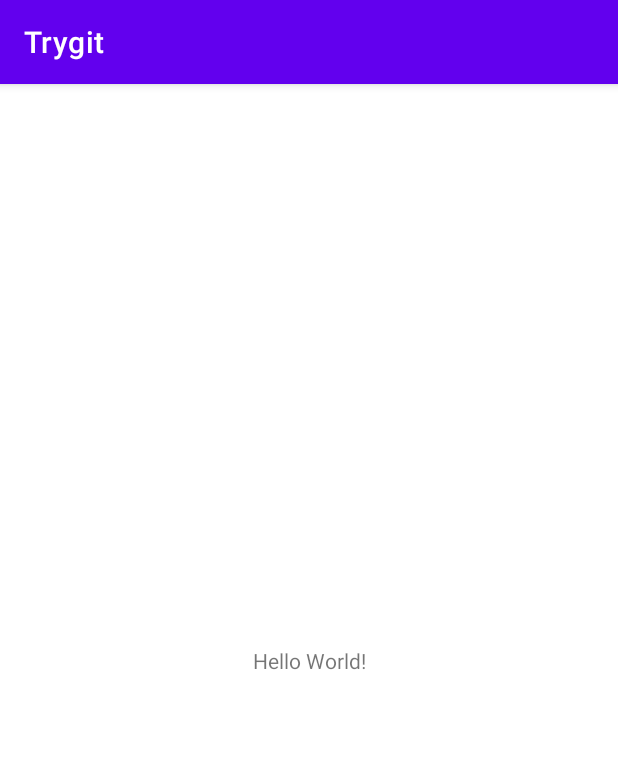
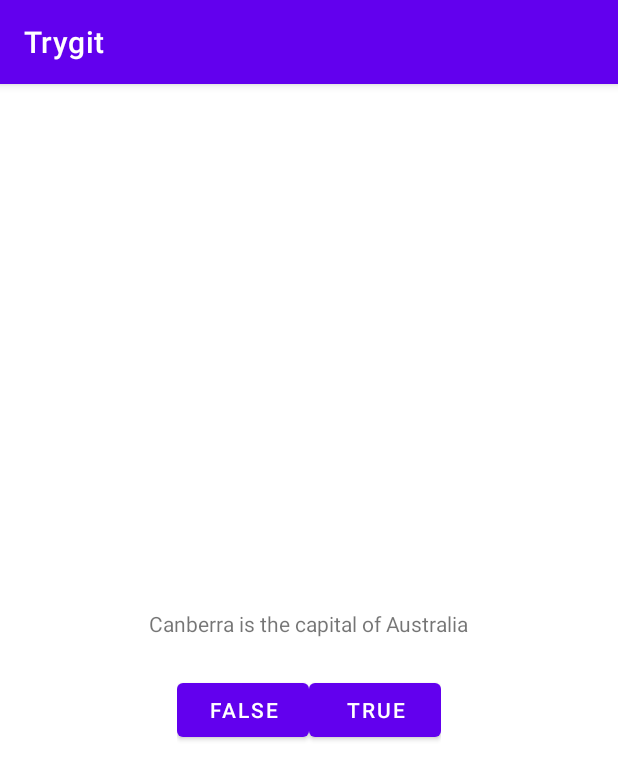
Before and after one commit to Shur-a/firstgit, an Android app: the screen it shows after launch (MainActivity), on a phone screen of 412 x 824 dp. Shown: the top 780 px of the screen. Run offline under Robolectric (Android 15) with nearby library versions, the phone set to English and light mode, and no system bars.

Commit message:
first_part

```diff
--- a/app/src/main/java/com/example/trygit/MainActivity.kt
+++ b/app/src/main/java/com/example/trygit/MainActivity.kt
@@ -2,10 +2,35 @@ package com.example.trygit
 
 import androidx.appcompat.app.AppCompatActivity
 import android.os.Bundle
+import android.view.View
+import android.widget.Button
+import android.widget.Toast
 
 class MainActivity : AppCompatActivity() {
+    private lateinit var trueButton:Button
+    private lateinit var fasleButton:Button
     override fun onCreate(savedInstanceState: Bundle?) {
         super.onCreate(savedInstanceState)
         setContentView(R.layout.activity_main)
+        trueButton = findViewById(R.id.tru)
+        fasleButton = findViewById(R.id.fals)
+        trueButton.setOnClickListener{ view: View ->
+        Toast.makeText(
+            this,
+            R.string.correct_toast,
+            Toast.LENGTH_SHORT).show()
+
+
+        }
+        fasleButton.setOnClickListener { view: View ->
+        Toast.makeText(
+
+            this,
+            R.string.incorrect_toast,
+            Toast.LENGTH_SHORT).show()
+
+
+
+        }
     }
 }
--- a/app/src/main/res/layout/activity_main.xml
+++ b/app/src/main/res/layout/activity_main.xml
@@ -1,18 +1,36 @@
 <?xml version="1.0" encoding="utf-8"?>
-<androidx.constraintlayout.widget.ConstraintLayout xmlns:android="http://schemas.android.com/apk/res/android"
-    xmlns:app="http://schemas.android.com/apk/res-auto"
-    xmlns:tools="http://schemas.android.com/tools"
+<LinearLayout
+    xmlns:android="http://schemas.android.com/apk/res/android"
     android:layout_width="match_parent"
     android:layout_height="match_parent"
-    tools:context=".MainActivity">
+    android:gravity="center"
+    android:orientation="vertical"
+    >
 
     <TextView
         android:layout_width="wrap_content"
         android:layout_height="wrap_content"
-        android:text="Hello World!"
-        app:layout_constraintBottom_toBottomOf="parent"
-        app:layout_constraintLeft_toLeftOf="parent"
-        app:layout_constraintRight_toRightOf="parent"
-        app:layout_constraintTop_toTopOf="parent" />
+        android:text="@string/text1"
+        android:padding="24dp"
+        />
+    <LinearLayout
+        android:layout_width="wrap_content"
+        android:layout_height="wrap_content">
+        <Button
+            android:id="@+id/fals"
+            android:layout_width="wrap_content"
+            android:layout_height="wrap_content"
+            android:text="@string/fals" />
 
-</androidx.constraintlayout.widget.ConstraintLayout>
+        <Button
+            android:id="@+id/tru"
+            android:layout_width="wrap_content"
+            android:layout_height="wrap_content"
+            android:text="@string/tru" />
+
+    </LinearLayout>
+
+
+
+
+</LinearLayout>
--- a/app/src/main/res/values/strings.xml
+++ b/app/src/main/res/values/strings.xml
@@ -1,3 +1,8 @@
 <resources>
     <string name="app_name">Trygit</string>
+    <string name="tru">TRUE</string>
+    <string name="fals">FALSE</string>
+    <string name="text1">Canberra is the capital of Australia</string>
+    <string name="correct_toast">Correct!</string>
+    <string name="incorrect_toast">Incorrect!</string>
 </resources>
```
